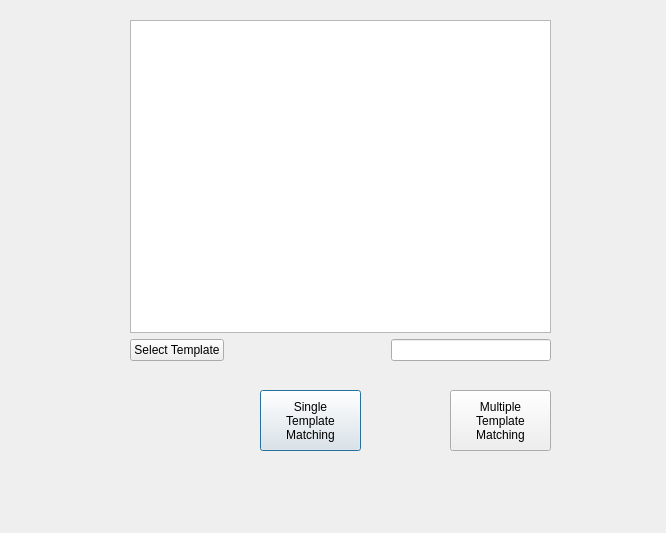
The window that ComputerVisionApplications/templatematchingdialog.ui (hardiktechnoplanet/ComputerVisionApplications) describes before a commit, drawn with Qt 5.
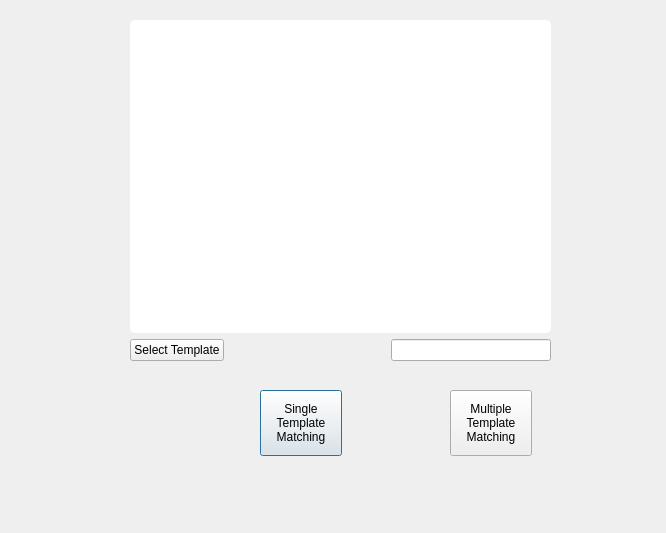
The same window after the commit.

Commit message: added edge detection, hough line and cirle transformation, border interpolation, general image transformations

What changed in the file:
```diff
--- a/ComputerVisionApplications/templatematchingdialog.ui
+++ b/ComputerVisionApplications/templatematchingdialog.ui
@@ -18,8 +18,8 @@
     <rect>
      <x>260</x>
      <y>390</y>
-     <width>101</width>
-     <height>61</height>
+     <width>82</width>
+     <height>66</height>
     </rect>
    </property>
    <property name="text">
@@ -33,8 +33,8 @@
     <rect>
      <x>450</x>
      <y>390</y>
-     <width>101</width>
-     <height>61</height>
+     <width>82</width>
+     <height>66</height>
     </rect>
    </property>
    <property name="text">
@@ -43,7 +43,7 @@
 Matching</string>
    </property>
   </widget>
-  <widget class="QWidget" name="">
+  <widget class="QWidget" name="layoutWidget">
    <property name="geometry">
     <rect>
      <x>130</x>
@@ -54,7 +54,12 @@
    </property>
    <layout class="QVBoxLayout" name="verticalLayout">
     <item>
-     <widget class="QGraphicsView" name="template_graphicsView"/>
+     <widget class="QGraphicsView" name="template_graphicsView">
+      <property name="styleSheet">
+       <string notr="true">   border: 2px solid white;
+   border-radius:5px;</string>
+      </property>
+     </widget>
     </item>
     <item>
      <layout class="QHBoxLayout" name="horizontalLayout">
```
The commit also changes 26 other files.
